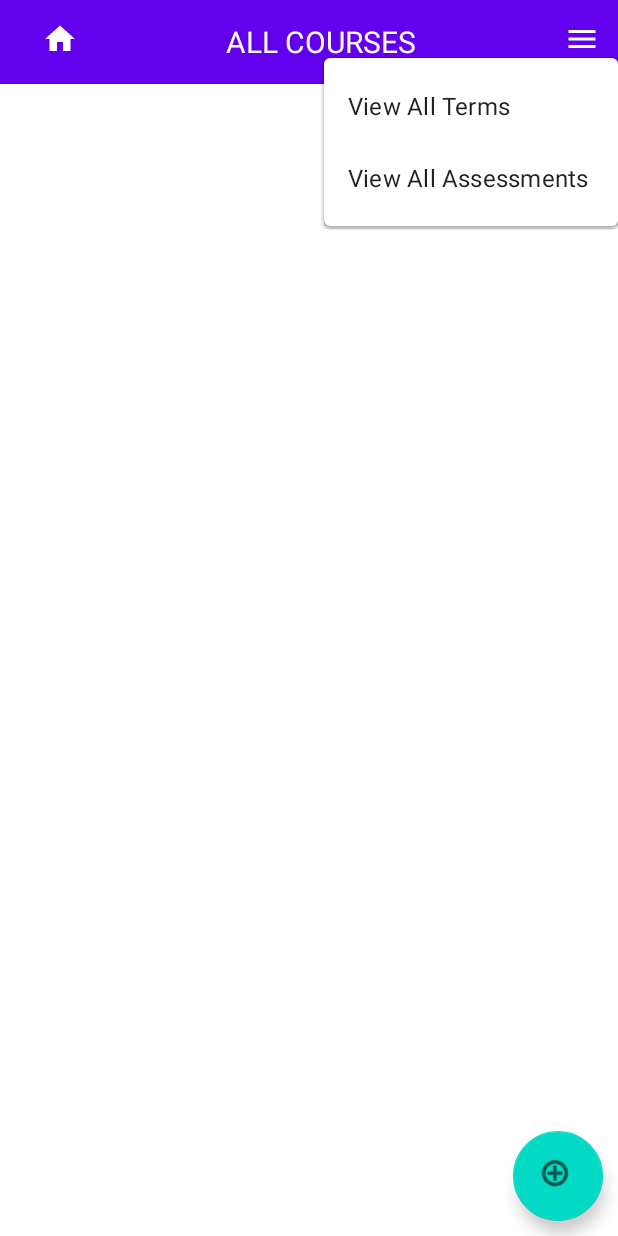
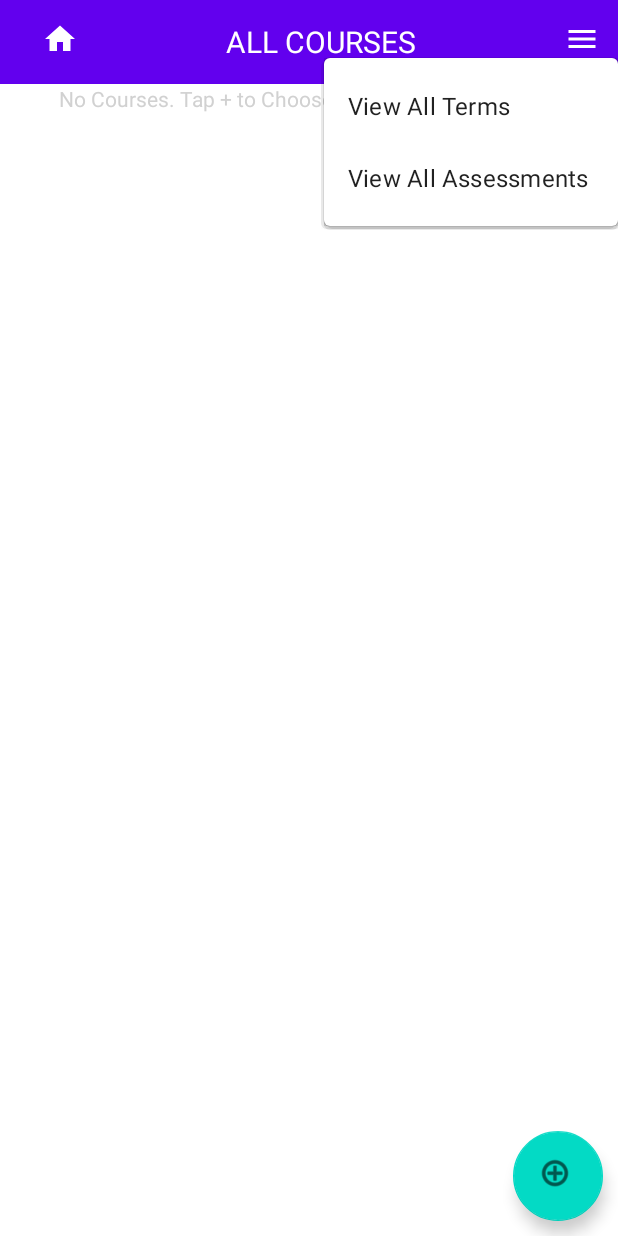
Before and after one commit to JohnHumphrey2099/C196, an Android app: the CourseScreen screen opened directly, with no data from a screen before it, after a tap on an icon or button, on a phone screen of 412 x 824 dp. Run offline under Robolectric (Android 15) with nearby library versions, the phone set to English and light mode, and no system bars; our stand-ins replace Room's generated code.

Commit message:
Check the TODOs

```diff
--- a/app/src/main/java/com/humphrey/c196/UI/CourseAdapter.java
+++ b/app/src/main/java/com/humphrey/c196/UI/CourseAdapter.java
@@ -25,6 +25,7 @@ public class CourseAdapter extends RecyclerView.Adapter<CourseAdapter.CourseView
     private int termID;
     private final Context context;
     private final LayoutInflater inflater;
+    private final String termName = "";
 
     //constructor
     public CourseAdapter(Context context, int termID) {
@@ -36,9 +37,11 @@ public class CourseAdapter extends RecyclerView.Adapter<CourseAdapter.CourseView
     //inner class
     class CourseViewHolder extends RecyclerView.ViewHolder{
         private TextView courseViewTitle;
+        private final TextView termNameView;
         private CourseViewHolder(@NonNull View itemView) {
             super(itemView);
             courseViewTitle = itemView.findViewById(R.id.courseRowTextView);
+            termNameView = itemView.findViewById(R.id.courseRowTermName);
             itemView.setOnClickListener(new View.OnClickListener() {
                 @Override
                 public void onClick(View view) {
@@ -81,6 +84,8 @@ public class CourseAdapter extends RecyclerView.Adapter<CourseAdapter.CourseView
     @Override
     public void onBindViewHolder(@NonNull CourseViewHolder holder, int position) {
             holder.courseViewTitle.setText(courseList.get(position).getTitle());
+            //TODO figure out how to get the termName of the course and set it to this holder.
+            holder.termNameView.setText(termName);
     }
 
     @Override
--- a/app/src/main/java/com/humphrey/c196/UI/CourseScreen.java
+++ b/app/src/main/java/com/humphrey/c196/UI/CourseScreen.java
@@ -42,7 +42,15 @@ public class CourseScreen extends AppCompatActivity {
         repository = new Repository(getApplication());
 
         List<Course> allCourses = repository.getAllCourses();
-        courseAdapter.setCourseList(allCourses);
+        if(allCourses.size() != 0) {
+            TextView label = findViewById(R.id.noCoursesLabel);
+            courseAdapter.setCourseList(allCourses);
+            label.setVisibility(View.GONE);
+        }
+        else{
+            TextView label = findViewById(R.id.noCoursesLabel);
+            label.setVisibility(View.VISIBLE);
+        }
 
         hamburger.setOnClickListener(new View.OnClickListener() {
             @Override
--- a/app/src/main/res/layout/activity_course_screen.xml
+++ b/app/src/main/res/layout/activity_course_screen.xml
@@ -12,6 +12,16 @@
         app:layout_constraintStart_toStartOf="parent"
         app:layout_constraintTop_toTopOf="parent" />
 
+    <TextView
+        android:id="@+id/noCoursesLabel"
+        android:layout_width="match_parent"
+        android:layout_height="wrap_content"
+        android:gravity="center"
+        android:text="No Courses. Tap + to Choose Term to Add Courses to"
+        android:textColor="@color/hintText"
+        app:layout_constraintEnd_toEndOf="parent"
+        app:layout_constraintStart_toStartOf="parent"
+        app:layout_constraintTop_toBottomOf="@+id/toolbar"></TextView>
     <androidx.recyclerview.widget.RecyclerView
         android:id="@+id/courseRecyclerView"
         android:layout_width="0dp"
```
